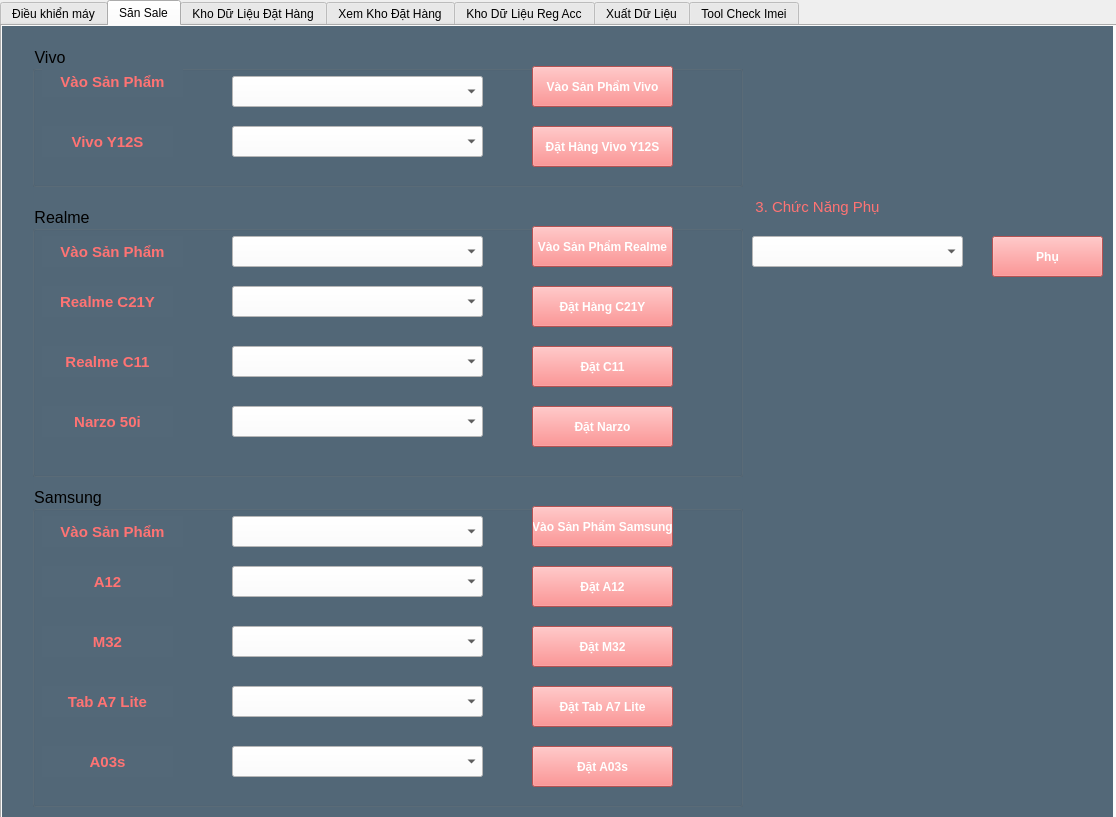
Above: ui.ui from xitun1234/RemoteIphone before the change. Below: the same form after it.
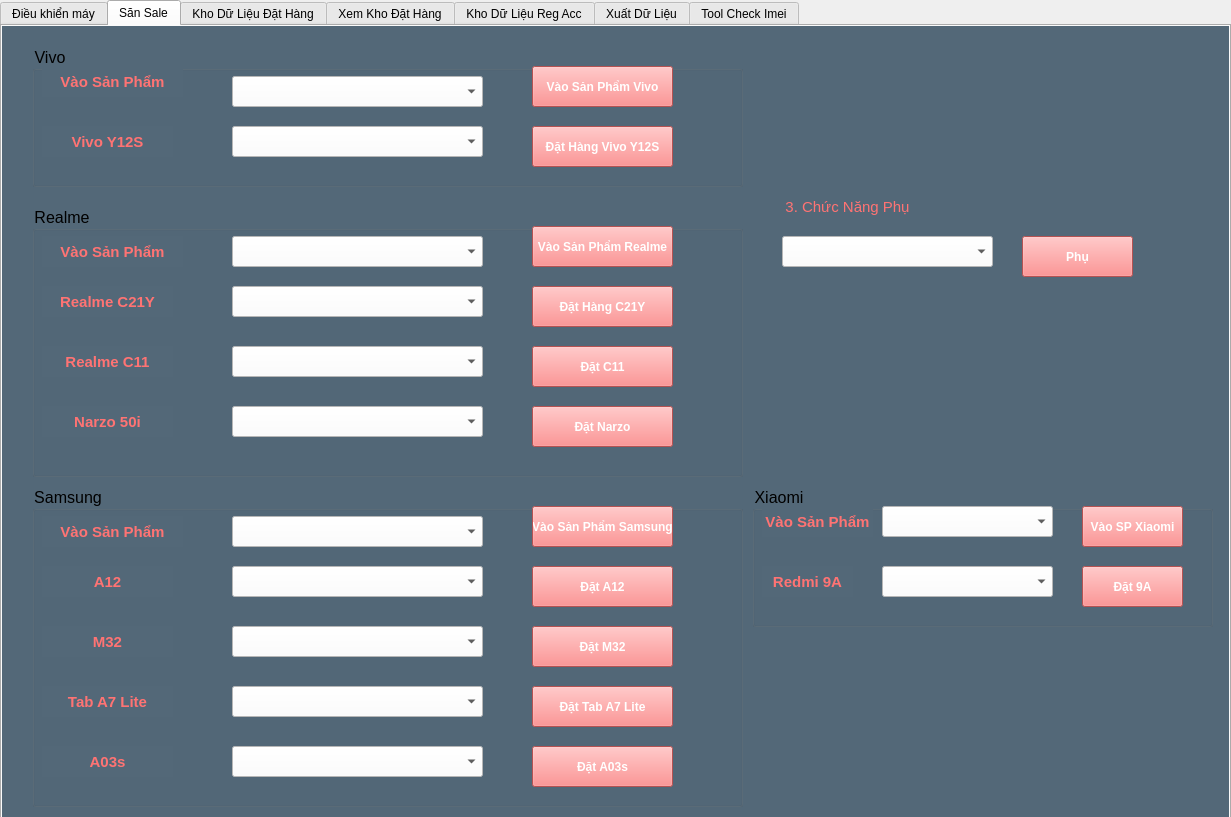
That is the form after the change. The open tabs and pages were chosen to show the change.

Patch:
```diff
--- a/ui.ui
+++ b/ui.ui
@@ -6,7 +6,7 @@
    <rect>
     <x>0</x>
     <y>0</y>
-    <width>1116</width>
+    <width>1231</width>
     <height>817</height>
    </rect>
   </property>
@@ -19,7 +19,7 @@
      <rect>
       <x>0</x>
       <y>0</y>
-      <width>1121</width>
+      <width>1231</width>
       <height>821</height>
      </rect>
     </property>
@@ -1476,7 +1476,7 @@
        <rect>
         <x>0</x>
         <y>0</y>
-        <width>1111</width>
+        <width>1231</width>
         <height>791</height>
        </rect>
       </property>
@@ -2277,7 +2277,7 @@
       <widget class="QLabel" name="label_33">
        <property name="geometry">
         <rect>
-         <x>750</x>
+         <x>780</x>
          <y>170</y>
          <width>131</width>
          <height>21</height>
@@ -2302,7 +2302,7 @@
       <widget class="QComboBox" name="comboBox_SanSale_ChucNangPhu">
        <property name="geometry">
         <rect>
-         <x>750</x>
+         <x>780</x>
          <y>210</y>
          <width>211</width>
          <height>31</height>
@@ -2316,7 +2316,7 @@
       <widget class="QPushButton" name="pushButton_SanSale_ChucNangPhu">
        <property name="geometry">
         <rect>
-         <x>990</x>
+         <x>1020</x>
          <y>210</y>
          <width>111</width>
          <height>41</height>
@@ -2338,6 +2338,158 @@
         <string>Phụ</string>
        </property>
       </widget>
+      <widget class="QGroupBox" name="groupBox_SanSale_Vivo_4">
+       <property name="geometry">
+        <rect>
+         <x>750</x>
+         <y>460</y>
+         <width>461</width>
+         <height>141</height>
+        </rect>
+       </property>
+       <property name="font">
+        <font>
+         <pointsize>12</pointsize>
+        </font>
+       </property>
+       <property name="title">
+        <string>Xiaomi</string>
+       </property>
+       <widget class="QLabel" name="label_35">
+        <property name="geometry">
+         <rect>
+          <x>10</x>
+          <y>20</y>
+          <width>111</width>
+          <height>31</height>
+         </rect>
+        </property>
+        <property name="font">
+         <font>
+          <pointsize>-1</pointsize>
+          <weight>75</weight>
+          <italic>false</italic>
+          <bold>true</bold>
+         </font>
+        </property>
+        <property name="styleSheet">
+         <string notr="true">color:#ff7373;
+font-size:15px;</string>
+        </property>
+        <property name="text">
+         <string>Vào Sản Phẩm</string>
+        </property>
+        <property name="alignment">
+         <set>Qt::AlignCenter</set>
+        </property>
+       </widget>
+       <widget class="QLabel" name="label_36">
+        <property name="geometry">
+         <rect>
+          <x>10</x>
+          <y>80</y>
+          <width>91</width>
+          <height>31</height>
+         </rect>
+        </property>
+        <property name="font">
+         <font>
+          <pointsize>-1</pointsize>
+          <weight>75</weight>
+          <italic>false</italic>
+          <bold>true</bold>
+         </font>
+        </property>
+        <property name="styleSheet">
+         <string notr="true">color:#ff7373;
+font-size:15px;</string>
+        </property>
+        <property name="text">
+         <string>Redmi 9A</string>
+        </property>
+        <property name="alignment">
+         <set>Qt::AlignCenter</set>
+        </property>
+       </widget>
+       <widget class="QComboBox" name="comboBox_SanSale_VaoTrangXiaomi">
+        <property name="geometry">
+         <rect>
+          <x>130</x>
+          <y>20</y>
+          <width>171</width>
+          <height>31</height>
+         </rect>
+        </property>
+        <property name="styleSheet">
+         <string notr="true">background-color:white;
+color:black;</string>
+        </property>
+       </widget>
+       <widget class="QComboBox" name="comboBox_SanSale_Redmi9A">
+        <property name="geometry">
+         <rect>
+          <x>130</x>
+          <y>80</y>
+          <width>171</width>
+          <height>31</height>
+         </rect>
+        </property>
+        <property name="styleSheet">
+         <string notr="true">background-color:white;
+color:black;</string>
+        </property>
+       </widget>
+       <widget class="QPushButton" name="pushButton_SanSale_VaoSanPhamXiaomi">
+        <property name="geometry">
+         <rect>
+          <x>330</x>
+          <y>20</y>
+          <width>101</width>
+          <height>41</height>
+         </rect>
+        </property>
+        <property name="font">
+         <font>
+          <weight>75</weight>
+          <bold>true</bold>
+         </font>
+        </property>
+        <property name="styleSheet">
+         <string notr="true">background-color: #ff7373;
+
+border-width:5px;
+color:white;</string>
+        </property>
+        <property name="text">
+         <string>Vào SP Xiaomi</string>
+        </property>
+       </widget>
+       <widget class="QPushButton" name="pushButton_SanSale_DatHang_9A">
+        <property name="geometry">
+         <rect>
+          <x>330</x>
+          <y>80</y>
+          <width>101</width>
+          <height>41</height>
+         </rect>
+        </property>
+        <property name="font">
+         <font>
+          <weight>75</weight>
+          <bold>true</bold>
+         </font>
+        </property>
+        <property name="styleSheet">
+         <string notr="true">background-color: #ff7373;
+
+border-width:5px;
+color:white;</string>
+        </property>
+        <property name="text">
+         <string>Đặt 9A</string>
+        </property>
+       </widget>
+      </widget>
      </widget>
     </widget>
     <widget class="QWidget" name="tab_5">
```
Left out of the diff: 6 changed lines with no effect on the pictures.
